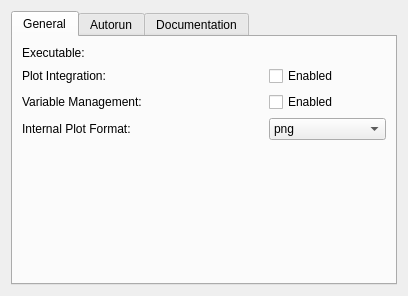
This is src/backends/octave/settings.ui in KDE/cantor as Qt 5 draws it before an edit. The edited form follows.
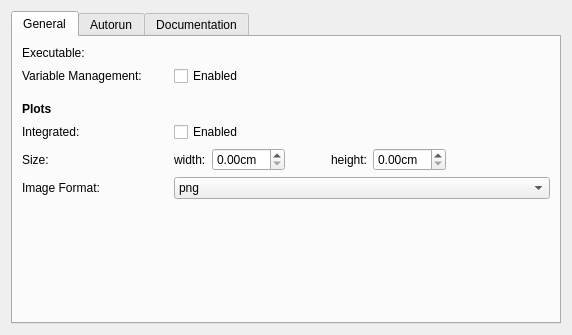
This is the edited form. Custom widgets are drawn as their Qt base class.

Commit message: [octave] allow to specify the default size of the integrated plots in the settings.

```diff
--- a/src/backends/octave/settings.ui
+++ b/src/backends/octave/settings.ui
@@ -6,8 +6,8 @@
    <rect>
     <x>0</x>
     <y>0</y>
-    <width>408</width>
-    <height>296</height>
+    <width>572</width>
+    <height>335</height>
    </rect>
   </property>
   <layout class="QVBoxLayout" name="verticalLayout_2">
@@ -21,65 +21,7 @@
        <string>General</string>
       </attribute>
       <layout class="QGridLayout" name="gridLayout">
-       <item row="3" column="0" colspan="2">
-        <widget class="QLabel" name="label_2">
-         <property name="text">
-          <string>Internal Plot Format:</string>
-         </property>
-        </widget>
-       </item>
-       <item row="3" column="2">
-        <widget class="QComboBox" name="kcfg_inlinePlotFormat">
-         <item>
-          <property name="text">
-           <string notr="true">png</string>
-          </property>
-         </item>
-         <item>
-          <property name="text">
-           <string notr="true">jpeg</string>
-          </property>
-         </item>
-         <item>
-          <property name="text">
-           <string notr="true">svg</string>
-          </property>
-         </item>
-         <item>
-          <property name="text">
-           <string notr="true">pdf</string>
-          </property>
-         </item>
-        </widget>
-       </item>
-       <item row="2" column="2">
-        <widget class="QCheckBox" name="kcfg_variableManagement">
-         <property name="toolTip">
-          <string>Monitor the creation and destruction of variables and show the existing variables in the variable panel.</string>
-         </property>
-         <property name="text">
-          <string>Enabled</string>
-         </property>
-        </widget>
-       </item>
-       <item row="0" column="2">
-        <widget class="KUrlRequester" name="kcfg_Path"/>
-       </item>
-       <item row="2" column="0" colspan="2">
-        <widget class="QLabel" name="lVariableManagement">
-         <property name="text">
-          <string>Variable Management:</string>
-         </property>
-        </widget>
-       </item>
-       <item row="1" column="0" colspan="2">
-        <widget class="QLabel" name="lPlotIntegration">
-         <property name="text">
-          <string>Plot Integration:</string>
-         </property>
-        </widget>
-       </item>
-       <item row="4" column="1">
+       <item row="7" column="1">
         <spacer name="verticalSpacer_3">
          <property name="orientation">
           <enum>Qt::Vertical</enum>
@@ -95,7 +37,7 @@
          </property>
         </spacer>
        </item>
-       <item row="1" column="2">
+       <item row="4" column="2">
         <widget class="QCheckBox" name="kcfg_integratePlots">
          <property name="toolTip">
           <string>If enabled, plots will be shown inside of the worksheet. Otherwise, plots will be shown in an external window.</string>
@@ -105,6 +47,134 @@
          </property>
         </widget>
        </item>
+       <item row="5" column="2">
+        <widget class="QFrame" name="frame">
+         <property name="frameShape">
+          <enum>QFrame::NoFrame</enum>
+         </property>
+         <property name="frameShadow">
+          <enum>QFrame::Raised</enum>
+         </property>
+         <layout class="QHBoxLayout" name="horizontalLayout">
+          <property name="leftMargin">
+           <number>0</number>
+          </property>
+          <property name="topMargin">
+           <number>0</number>
+          </property>
+          <property name="rightMargin">
+           <number>0</number>
+          </property>
+          <property name="bottomMargin">
+           <number>0</number>
+          </property>
+          <item>
+           <widget class="QLabel" name="lPlotWidth">
+            <property name="text">
+             <string>width:</string>
+            </property>
+           </widget>
+          </item>
+          <item>
+           <widget class="QDoubleSpinBox" name="kcfg_plotWidth">
+            <property name="suffix">
+             <string>cm</string>
+            </property>
+           </widget>
+          </item>
+          <item>
+           <spacer name="horizontalSpacer">
+            <property name="orientation">
+             <enum>Qt::Horizontal</enum>
+            </property>
+            <property name="sizeType">
+             <enum>QSizePolicy::Fixed</enum>
+            </property>
+            <property name="sizeHint" stdset="0">
+             <size>
+              <width>40</width>
+              <height>20</height>
+             </size>
+            </property>
+           </spacer>
+          </item>
+          <item>
+           <widget class="QLabel" name="lPlotHeight">
+            <property name="text">
+             <string>height:</string>
+            </property>
+           </widget>
+          </item>
+          <item>
+           <widget class="QDoubleSpinBox" name="kcfg_plotHeight">
+            <property name="suffix">
+             <string>cm</string>
+            </property>
+           </widget>
+          </item>
+          <item>
+           <spacer name="horizontalSpacer_2">
+            <property name="orientation">
+             <enum>Qt::Horizontal</enum>
+            </property>
+            <property name="sizeHint" stdset="0">
+             <size>
+              <width>40</width>
+              <height>20</height>
+             </size>
+            </property>
+           </spacer>
+          </item>
+         </layout>
+        </widget>
+       </item>
+       <item row="5" column="0">
+        <widget class="QLabel" name="label_3">
+         <property name="text">
+          <string>Size:</string>
+         </property>
+        </widget>
+       </item>
+       <item row="1" column="2">
+        <widget class="QCheckBox" name="kcfg_variableManagement">
+         <property name="toolTip">
+          <string>Monitor the creation and destruction of variables and show the existing variables in the variable panel.</string>
+         </property>
+         <property name="text">
+          <string>Enabled</string>
+         </property>
+        </widget>
+       </item>
+       <item row="4" column="0" colspan="2">
+        <widget class="QLabel" name="lPlotIntegration">
+         <property name="text">
+          <string>Integrated:</string>
+         </property>
+        </widget>
+       </item>
+       <item row="3" column="0">
+        <widget class="QLabel" name="label_4">
+         <property name="font">
+          <font>
+           <weight>75</weight>
+           <bold>true</bold>
+          </font>
+         </property>
+         <property name="text">
+          <string>Plots</string>
+         </property>
+        </widget>
+       </item>
+       <item row="6" column="0" colspan="2">
+        <widget class="QLabel" name="label_2">
+         <property name="text">
+          <string>Image Format:</string>
+         </property>
+        </widget>
+       </item>
+       <item row="0" column="2">
+        <widget class="KUrlRequester" name="kcfg_Path"/>
+       </item>
        <item row="0" column="0">
         <widget class="QLabel" name="label">
          <property name="text">
@@ -112,6 +182,53 @@
          </property>
         </widget>
        </item>
+       <item row="1" column="0">
+        <widget class="QLabel" name="lVariableManagement">
+         <property name="text">
+          <string>Variable Management:</string>
+         </property>
+        </widget>
+       </item>
+       <item row="2" column="0">
+        <spacer name="verticalSpacer">
+         <property name="orientation">
+          <enum>Qt::Vertical</enum>
+         </property>
+         <property name="sizeType">
+          <enum>QSizePolicy::Fixed</enum>
+         </property>
+         <property name="sizeHint" stdset="0">
+          <size>
+           <width>0</width>
+           <height>10</height>
+          </size>
+         </property>
+        </spacer>
+       </item>
+       <item row="6" column="2">
+        <widget class="QComboBox" name="kcfg_inlinePlotFormat">
+         <item>
+          <property name="text">
+           <string notr="true">png</string>
+          </property>
+         </item>
+         <item>
+          <property name="text">
+           <string notr="true">jpeg</string>
+          </property>
+         </item>
+         <item>
+          <property name="text">
+           <string notr="true">svg</string>
+          </property>
+         </item>
+         <item>
+          <property name="text">
+           <string>pdf</string>
+          </property>
+         </item>
+        </widget>
+       </item>
       </layout>
      </widget>
      <widget class="QWidget" name="tabAutorun">
```
The commit also changes 4 other files.
